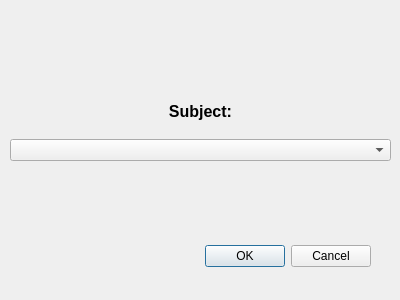
Before: the Qt Designer form gui/designer_export.ui in jacob-kamminga/AI-Sensus, drawn with Qt 5.
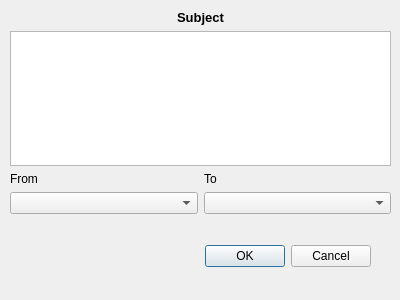
After: the same form once the commit is applied.

Commit message: Change export dialog

```diff
--- a/gui/designer_export.ui
+++ b/gui/designer_export.ui
@@ -33,9 +33,9 @@
    <property name="geometry">
     <rect>
      <x>10</x>
-     <y>90</y>
+     <y>10</y>
      <width>381</width>
-     <height>71</height>
+     <height>204</height>
     </rect>
    </property>
    <layout class="QVBoxLayout" name="verticalLayout">
@@ -43,13 +43,13 @@
      <widget class="QLabel" name="label">
       <property name="font">
        <font>
-        <pointsize>12</pointsize>
+        <pointsize>10</pointsize>
         <weight>75</weight>
         <bold>true</bold>
        </font>
       </property>
       <property name="text">
-       <string>Subject:</string>
+       <string>Subject</string>
       </property>
       <property name="alignment">
        <set>Qt::AlignCenter</set>
@@ -57,7 +57,39 @@
      </widget>
     </item>
     <item>
-     <widget class="QComboBox" name="comboBox"/>
+     <widget class="QListWidget" name="listWidget"/>
+    </item>
+    <item>
+     <layout class="QHBoxLayout" name="horizontalLayout">
+      <item>
+       <layout class="QVBoxLayout" name="verticalLayout_2">
+        <item>
+         <widget class="QLabel" name="label_2">
+          <property name="text">
+           <string>From</string>
+          </property>
+         </widget>
+        </item>
+        <item>
+         <widget class="QComboBox" name="comboBox_2"/>
+        </item>
+       </layout>
+      </item>
+      <item>
+       <layout class="QVBoxLayout" name="verticalLayout_5">
+        <item>
+         <widget class="QLabel" name="label_3">
+          <property name="text">
+           <string>To</string>
+          </property>
+         </widget>
+        </item>
+        <item>
+         <widget class="QComboBox" name="comboBox_3"/>
+        </item>
+       </layout>
+      </item>
+     </layout>
     </item>
    </layout>
   </widget>
```
The commit also changes 1 other file.
